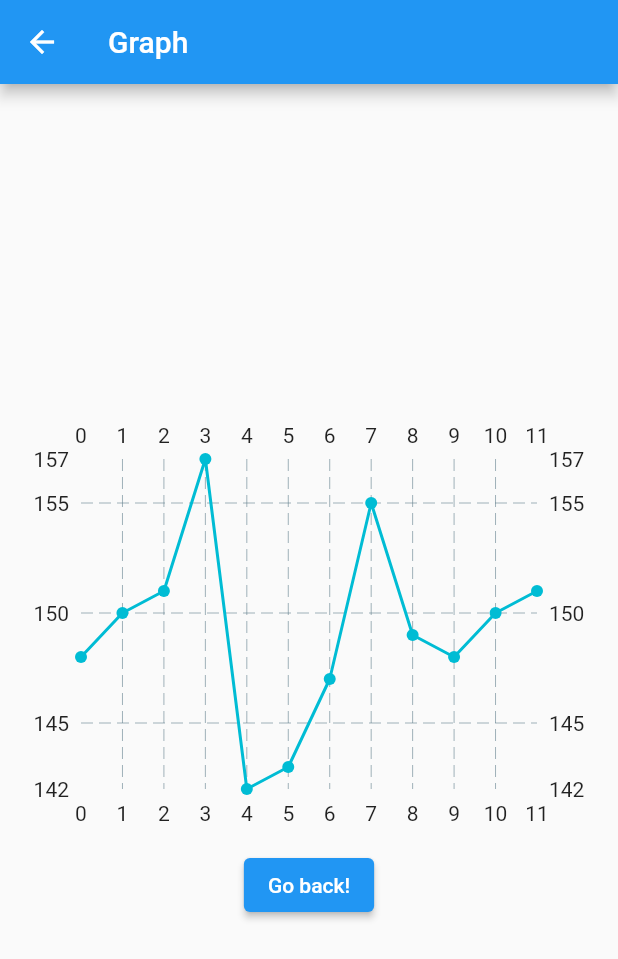
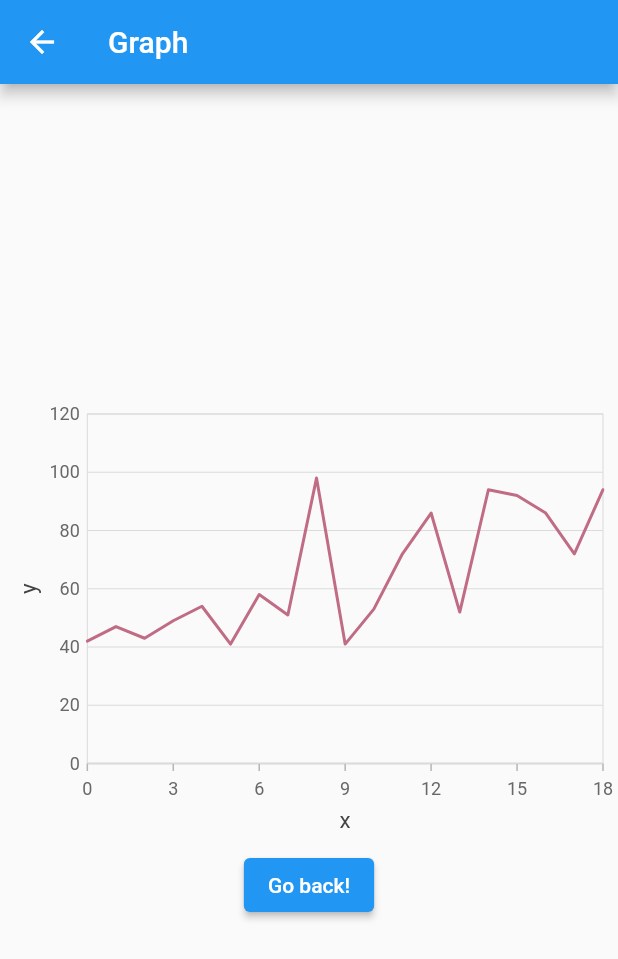
Before and after one commit to pranavadith7/Hydration-Flutter, a Flutter app: the screen it shows after launch, after a tap on "Get Started", on a phone screen of 412 x 824 dp. Shown: the top 959 px of the screen. Run offline on Flutter 3.47's test engine with Material 2 defaults, Android fonts, the phone set to English and light mode, and no system bars; drawn by our look-alikes of fl_chart; our stand-ins replace syncfusion_flutter_charts; network calls fail.

Commit message:
live chart

```diff
--- a/lib/main.dart
+++ b/lib/main.dart
@@ -1,10 +1,12 @@
+import 'dart:ui';
 import 'package:flutter/material.dart';
 import 'package:flutter/services.dart';
 import 'dart:convert';
 import 'dart:developer';
 import 'package:syncfusion_flutter_charts/charts.dart';
 import 'package:fl_chart/fl_chart.dart';
-
+import 'dart:async';
+import 'dart:math' as math;
 import 'header_widget.dart';
 
 void main() {
@@ -118,7 +120,7 @@
                 onPressed: () {
                   Navigator.push(
                     context,
-                    MaterialPageRoute(builder: (context) => const SecondRoute()),
+                    MaterialPageRoute(builder: (context) => SecondRoute()),
                   );
                 },
                 child: const Text('Get Started'),
@@ -147,21 +149,25 @@
   final Color color;
 }
 
+class SecondRoute extends StatefulWidget {
+  SecondRoute({super.key});
 
-class SecondRoute extends StatelessWidget {
-  const SecondRoute({super.key});
+  @override
+  State<SecondRoute> createState() => _SecondRouteState();
+}
+
+class _SecondRouteState extends State<SecondRoute> {
+  late List<LiveData> _chartData;
+  late ChartSeriesController _chartSeriesController;
+
+  void initState(){
+    _chartData=getChartData();
+    Timer.periodic(const Duration(seconds: 1) , updataDataSource);
+    super.initState();
+  }
 
   @override
   Widget build(BuildContext context) {
-
-    // final List<SalesData> chartData = [
-    //   SalesData(2010, 35),
-    //   SalesData(2011, 28),
-    //   SalesData(2012, 34),
-    //   SalesData(2013, 32),
-    //   SalesData(2014, 40)
-    // ];
-
     return SafeArea(
       child: Scaffold(
         appBar: AppBar(
@@ -171,37 +177,62 @@
           child: Column(
             mainAxisAlignment: MainAxisAlignment.center,
             children: [
-              // SfCartesianChart(
-              //   primaryXAxis: DateTimeAxis(),
-              //   series: <ChartSeries>[
-              //     LineSeries<SalesData, double>(
-              //         dataSource: chartData,
-              //         xValueMapper: (SalesData sales, _) => sales.year,
-              //         yValueMapper: (SalesData sales, _) => sales.sales
-              //     )
-              //   ]
+            //   Container(
+            //     padding: const EdgeInsets.all(10),
+            //     width: double.infinity,
+            //     height: 400,
+            //     child: LineChart(
+            //       LineChartData(borderData: FlBorderData(show: false), lineBarsData: [
+            //         LineChartBarData(spots: [
+            //           const FlSpot(0, 148),
+            //           const FlSpot(1, 150),
+            //           const FlSpot(2, 151),
+            //           const FlSpot(3, 157),
+            //           const FlSpot(4, 142),
+            //           const FlSpot(5, 143),
+            //           const FlSpot(6, 147),
+            //           const FlSpot(7, 155),
+            //           const FlSpot(8, 149),
+            //           const FlSpot(9, 148),
+            //           const FlSpot(10, 150),
+            //           const FlSpot(11, 151),
+            //         ],
+            //         isCurved: true,
+            //         barWidth: 5,
+            //         isStrokeCapRound: true,
+            //         dotData: FlDotData(
+            //           show: true,
+            //         ),
+            //         belowBarData: BarAreaData(
+            //           show: true,
+            //         ),
+            //       )
+            //     ]),
+            //   ),
             // ),
-              Container(
-                padding: const EdgeInsets.all(10),
-                width: double.infinity,
-                height: 300,
-                child: LineChart(
-                  LineChartData(borderData: FlBorderData(show: false), lineBarsData: [
-                    LineChartBarData(spots: [
-                      const FlSpot(0, 148),
-                      const FlSpot(1, 150),
-                      const FlSpot(2, 151),
-                      const FlSpot(3, 157),
-                      const FlSpot(4, 142),
-                      const FlSpot(5, 143),
-                      const FlSpot(6, 147),
-                      const FlSpot(7, 155),
-                      const FlSpot(8, 149),
-                      const FlSpot(9, 148),
-                      const FlSpot(10, 150),
-                      const FlSpot(11, 151),
-                    ])
-                  ]),
+            SfCartesianChart(series: <ChartSeries>[
+              LineSeries<LiveData, int>(
+                onRendererCreated: (ChartSeriesController controller){
+                  _chartSeriesController = controller;
+                },
+                dataSource: _chartData,
+                color: const Color.fromRGBO(192, 108, 132, 1),
+                xValueMapper: (LiveData sales, _) => sales.time,
+                yValueMapper: (LiveData sales, _) => sales.speed,
+
+              )
+
+            ],
+            primaryXAxis: NumericAxis(
+              majorGridLines: const MajorGridLines(width: 0),
+              edgeLabelPlacement: EdgeLabelPlacement.shift,
+              interval: 3,
+              title: AxisTitle(text: 'x')
+            ),
+            primaryYAxis: NumericAxis(
+              axisLine: const AxisLine(width: 0),
+              majorTickLines: const MajorTickLines(size:0),
+              title: AxisTitle(text: 'y'),
             ),
             ),
             ElevatedButton(
@@ -210,16 +241,47 @@
               },
               child: const Text('Go back!'),
             )
-            ]
-          ),
+          ]),
         ),
       ),
     );
   }
+
+  int time=19;
+  void updataDataSource(Timer timer){
+    _chartData.add(LiveData(time++, (math.Random().nextInt(60)+30)));
+    _chartData.removeAt(0);
+    _chartSeriesController.updateDataSource(
+      addedDataIndex: _chartData.length-1, removedDataIndex:0);
   }
 
-class SalesData {
-  SalesData(this.year, this.sales);
-  final double year;
-  final double sales;
+  List<LiveData> getChartData() {
+    return <LiveData>[
+      LiveData(0, 42),
+      LiveData(1, 47),
+      LiveData(2, 43),
+      LiveData(3, 49),
+      LiveData(4, 54),
+      LiveData(5, 41),
+      LiveData(6, 58),
+      LiveData(7, 51),
+      LiveData(8, 98),
+      LiveData(9, 41),
+      LiveData(10, 53),
+      LiveData(11, 72),
+      LiveData(12, 86),
+      LiveData(13, 52),
+      LiveData(14, 94),
+      LiveData(15, 92),
+      LiveData(16, 86),
+      LiveData(17, 72),
+      LiveData(18, 94)
+    ];
   }
+}
+
+class LiveData {
+  LiveData(this.time, this.speed);
+  final int time;
+  final num speed;
+}
```
Lines whose indentation alone changed are shown as unchanged.
